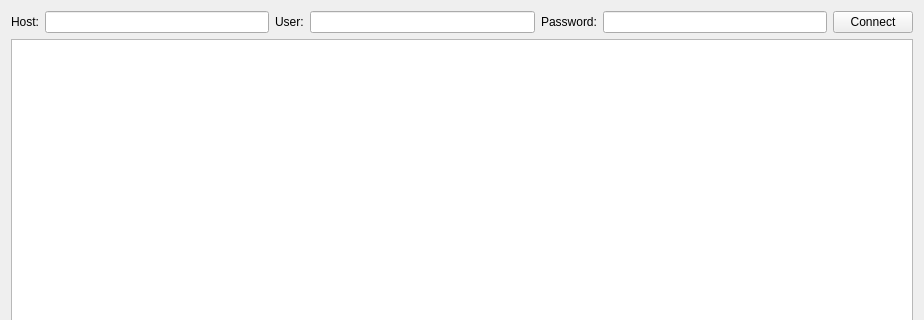
First picture: the form in src/app/remotefiledialog.ui, repository fmi-basel/faim-cryoflare, before the edit; both pictures show x 0 to 924 and y 0 to 320 of the 924 by 490 pixel window.
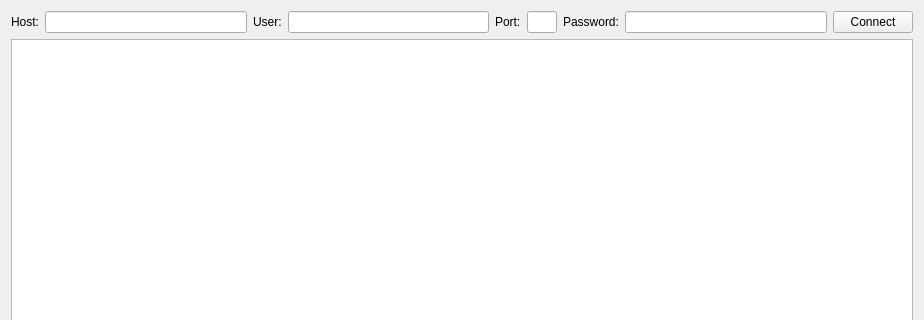
Second picture: the form after the edit.

Diff of the .ui file:
```diff
--- a/src/app/remotefiledialog.ui
+++ b/src/app/remotefiledialog.ui
@@ -24,7 +24,14 @@
       </widget>
      </item>
      <item>
-      <widget class="QLineEdit" name="host"/>
+      <widget class="QLineEdit" name="host">
+       <property name="sizePolicy">
+        <sizepolicy hsizetype="Expanding" vsizetype="Fixed">
+         <horstretch>1</horstretch>
+         <verstretch>0</verstretch>
+        </sizepolicy>
+       </property>
+      </widget>
      </item>
      <item>
       <widget class="QLabel" name="label_2">
@@ -34,7 +41,37 @@
       </widget>
      </item>
      <item>
-      <widget class="QLineEdit" name="user"/>
+      <widget class="QLineEdit" name="user">
+       <property name="sizePolicy">
+        <sizepolicy hsizetype="Expanding" vsizetype="Fixed">
+         <horstretch>1</horstretch>
+         <verstretch>0</verstretch>
+        </sizepolicy>
+       </property>
+      </widget>
+     </item>
+     <item>
+      <widget class="QLabel" name="label_4">
+       <property name="text">
+        <string>Port:</string>
+       </property>
+      </widget>
+     </item>
+     <item>
+      <widget class="QLineEdit" name="port">
+       <property name="sizePolicy">
+        <sizepolicy hsizetype="Minimum" vsizetype="Fixed">
+         <horstretch>0</horstretch>
+         <verstretch>0</verstretch>
+        </sizepolicy>
+       </property>
+       <property name="maximumSize">
+        <size>
+         <width>30</width>
+         <height>16777215</height>
+        </size>
+       </property>
+      </widget>
      </item>
      <item>
       <widget class="QLabel" name="label">
@@ -44,7 +81,17 @@
       </widget>
      </item>
      <item>
-      <widget class="QLineEdit" name="password"/>
+      <widget class="QLineEdit" name="password">
+       <property name="sizePolicy">
+        <sizepolicy hsizetype="Expanding" vsizetype="Fixed">
+         <horstretch>1</horstretch>
+         <verstretch>0</verstretch>
+        </sizepolicy>
+       </property>
+       <property name="echoMode">
+        <enum>QLineEdit::Password</enum>
+       </property>
+      </widget>
      </item>
      <item>
       <widget class="QPushButton" name="connect">
```
Left out of the diff: 30 changed lines with no effect on the pictures.
